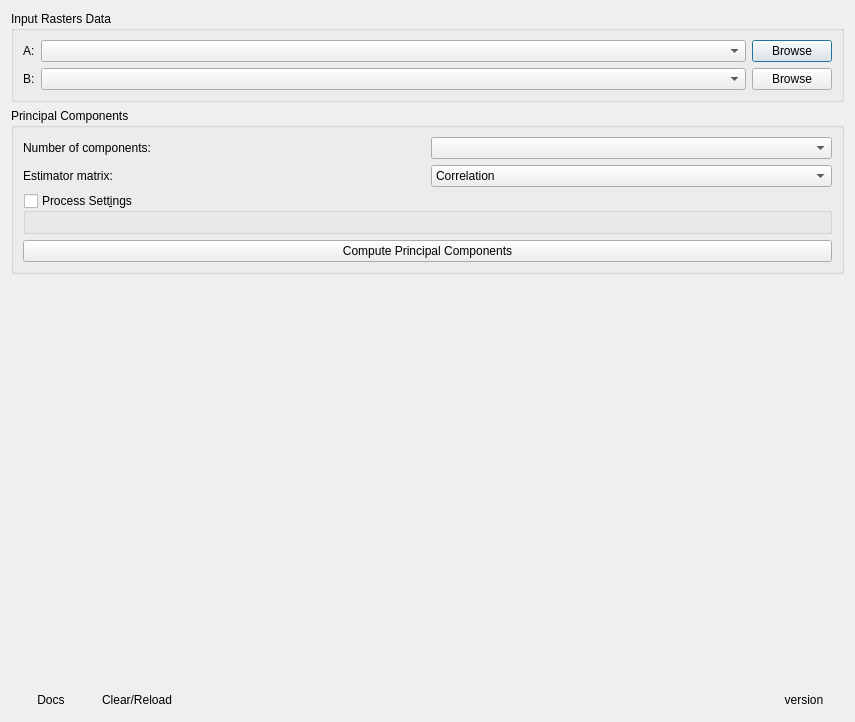
The window that ui/pca4cd_dialog.ui (SMByC/PCA4CD) describes before a commit, drawn with Qt 5.
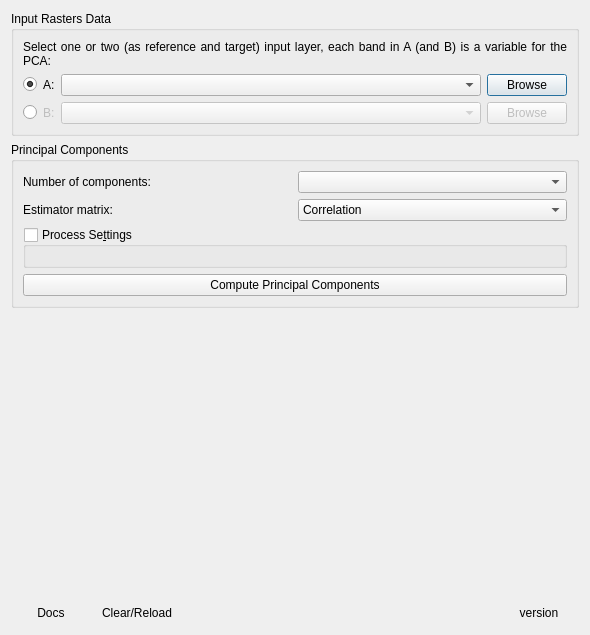
The same window after the commit. Icons and pictures are not drawn. Custom widgets are drawn as their Qt base class.

Commit message: Adjusted the UI for the principal dialog with help text, resize and for enable/disable one or two layers

Diff of the .ui file:
```diff
--- a/ui/pca4cd_dialog.ui
+++ b/ui/pca4cd_dialog.ui
@@ -6,8 +6,8 @@
    <rect>
     <x>0</x>
     <y>0</y>
-    <width>855</width>
-    <height>722</height>
+    <width>590</width>
+    <height>635</height>
    </rect>
   </property>
   <property name="windowTitle">
@@ -20,6 +20,19 @@
       <string>Input Rasters Data</string>
      </property>
      <layout class="QVBoxLayout" name="verticalLayout_3">
+      <item>
+       <widget class="QLabel" name="label_5">
+        <property name="text">
+         <string>Select one or two (as reference and target) input layer, each band in A (and B) is a variable for the PCA:</string>
+        </property>
+        <property name="alignment">
+         <set>Qt::AlignJustify|Qt::AlignVCenter</set>
+        </property>
+        <property name="wordWrap">
+         <bool>true</bool>
+        </property>
+       </widget>
+      </item>
       <item>
        <widget class="QWidget" name="widget_0" native="true">
         <layout class="QHBoxLayout" name="horizontalLayout_11">
@@ -36,6 +49,37 @@
           <number>0</number>
          </property>
          <item>
+          <widget class="QRadioButton" name="EnableInputData_A">
+           <property name="enabled">
+            <bool>true</bool>
+           </property>
+           <property name="text">
+            <string/>
+           </property>
+           <property name="checkable">
+            <bool>true</bool>
+           </property>
+           <property name="checked">
+            <bool>true</bool>
+           </property>
+          </widget>
+         </item>
+         <item>
+          <widget class="QWidget" name="widget_4" native="true">
+           <layout class="QHBoxLayout" name="horizontalLayout_4">
+            <property name="leftMargin">
+             <number>0</number>
+            </property>
+            <property name="topMargin">
+             <number>0</number>
+            </property>
+            <property name="rightMargin">
+             <number>0</number>
+            </property>
+            <property name="bottomMargin">
+             <number>0</number>
+            </property>
+            <item>
           <widget class="QLabel" name="label_3">
            <property name="text">
             <string>A:</string>
@@ -59,9 +103,6 @@
            <property name="allowEmptyLayer">
             <bool>true</bool>
            </property>
-           <property name="showCrs">
-            <bool>false</bool>
-           </property>
           </widget>
          </item>
          <item>
@@ -80,6 +121,9 @@
         </layout>
        </widget>
       </item>
+        </layout>
+       </widget>
+      </item>
       <item>
        <widget class="QWidget" name="widget_1" native="true">
         <layout class="QHBoxLayout" name="horizontalLayout_12">
@@ -96,6 +140,31 @@
           <number>0</number>
          </property>
          <item>
+          <widget class="QRadioButton" name="EnableInputData_B">
+           <property name="text">
+            <string/>
+           </property>
+          </widget>
+         </item>
+         <item>
+          <widget class="QWidget" name="widget_3" native="true">
+           <property name="enabled">
+            <bool>false</bool>
+           </property>
+           <layout class="QHBoxLayout" name="horizontalLayout_3">
+            <property name="leftMargin">
+             <number>0</number>
+            </property>
+            <property name="topMargin">
+             <number>0</number>
+            </property>
+            <property name="rightMargin">
+             <number>0</number>
+            </property>
+            <property name="bottomMargin">
+             <number>0</number>
+            </property>
+            <item>
           <widget class="QLabel" name="label_4">
            <property name="text">
             <string>B:</string>
@@ -143,6 +212,9 @@
      </layout>
     </widget>
    </item>
+     </layout>
+    </widget>
+   </item>
    <item>
     <widget class="QGroupBox" name="QGBox_PrincipalComponents">
      <property name="title">
@@ -219,7 +291,7 @@
       <item>
        <widget class="QGroupBox" name="groupBox_2">
         <property name="title">
-         <string>Process Sett&amp;ings</string>
+         <string>Process Se&amp;ttings</string>
         </property>
         <property name="checkable">
          <bool>true</bool>
```
Left out of the diff: 36 changed lines with no effect on the pictures. Lines whose indentation alone changed are shown as unchanged.
